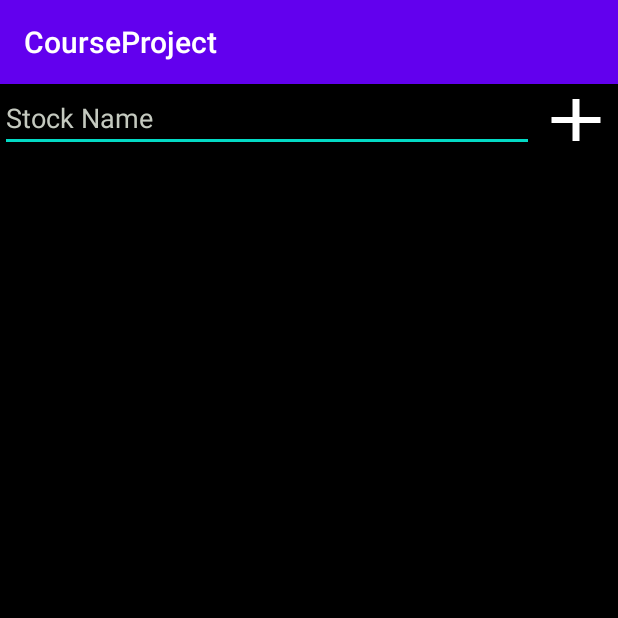
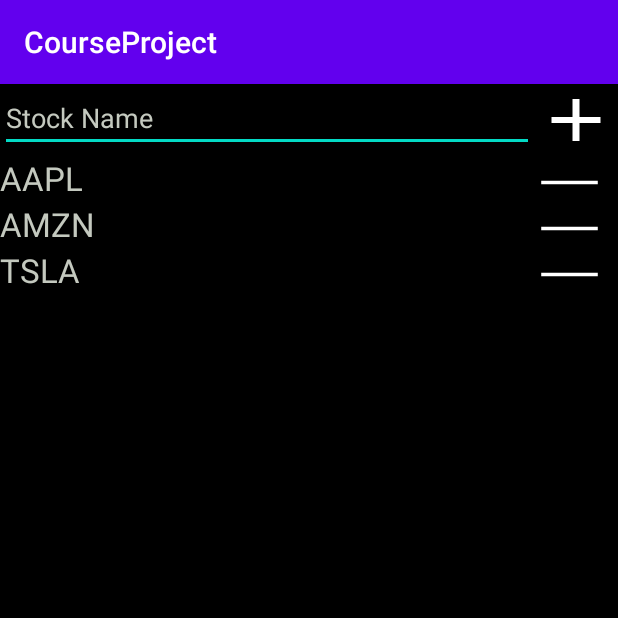
Before and after one commit to DMIT2504/dmit2504-e01-spring2020term-courseproject-Kononenkomg, an Android app: the screen it shows after launch (AddDeleteStocks), after a tap on an icon or button, on a phone screen of 412 x 824 dp, the top half of it. Run offline under Robolectric (Android 15) with nearby library versions, the phone set to English and light mode, and no system bars; 1 statement that could not run was skipped.

Commit message:
populate list view with a button

```diff
--- a/CourseProjectMaksymKononenko/app/src/main/java/ca/nait/dmit2504/courseproject/DbConnection.java
+++ b/CourseProjectMaksymKononenko/app/src/main/java/ca/nait/dmit2504/courseproject/DbConnection.java
@@ -11,7 +11,7 @@ import java.util.List;
 
 class DbConnection extends SQLiteOpenHelper {
     private static final String DATABASE_NAME = ".db";
-    private static final int DATABASE_VERSION = 2;
+    private static final int DATABASE_VERSION = 3;
     private static final String TABLE_STOCKS = "stocks";
     private static final String COLUMN_STOCK_NAME = "stock_name";
 
@@ -19,7 +19,7 @@ class DbConnection extends SQLiteOpenHelper {
         super(context, DATABASE_NAME, null, DATABASE_VERSION);
     }
 
-//    private List<String> baseStocks = new ArrayList<String>();
+    private List<String> baseStocks = new ArrayList<String>();
 
     @Override
     public void onCreate(final SQLiteDatabase db) {
@@ -28,15 +28,15 @@ class DbConnection extends SQLiteOpenHelper {
                 + "(_id INTEGER PRIMARY KEY, "
                 + COLUMN_STOCK_NAME + " TEXT);");
 
-//        baseStocks.add("AAPL");
-//        baseStocks.add("AMZN");
-//        baseStocks.add("TSLA");
-//
-//        for (String stockName : baseStocks){
-//            ContentValues values = new ContentValues();
-//            values.put(COLUMN_STOCK_NAME, stockName);
-//            db.insert(TABLE_STOCKS, null, values);
-//        }
+        baseStocks.add("AAPL");
+        baseStocks.add("AMZN");
+        baseStocks.add("TSLA");
+
+        for (String stockName : baseStocks){
+            ContentValues values = new ContentValues();
+            values.put(COLUMN_STOCK_NAME, stockName);
+            db.insert(TABLE_STOCKS, null, values);
+        }
     }
 
     @Override
@@ -68,15 +68,28 @@ class DbConnection extends SQLiteOpenHelper {
         return db.rawQuery(queryStatement, null);
     }
 
-    public Cursor getStockByName(String stock_name) {
+    public String getStockByName(String stock_name) {
         // Create a readable database
         SQLiteDatabase db = getReadableDatabase();
         // Construct a SQL query statement
-        String queryStatement = "SELECT _id, "
-                + COLUMN_STOCK_NAME
+        String queryStatement = "SELECT _id "
                 + " FROM " + TABLE_STOCKS
-                + " WHERE stock_name = " + stock_name;
+                + " WHERE " + COLUMN_STOCK_NAME + " = '" + stock_name + "'";
         // Execute the raw query
-        return db.rawQuery(queryStatement, null);
+        Cursor cursor = db.rawQuery(queryStatement, null);
+        if (cursor.moveToFirst()){
+            String id = cursor.getString(cursor.getColumnIndex("_id"));
+            return id;
+        }else {
+            return "";
+        }
+    }
+
+    public void deleteStock(String id) {
+        SQLiteDatabase db = getReadableDatabase();
+
+        String queryStatement = "DELETE FROM " + TABLE_STOCKS
+                + " WHERE _id = " + id;
+        db.execSQL( queryStatement );
     }
 }
--- /dev/null
+++ b/CourseProjectMaksymKononenko/app/src/main/res/drawable/ic_baseline_remove_24.xml
@@ -0,0 +1,5 @@
+<vector android:height="24dp" android:tint="#FFFFFF"
+    android:viewportHeight="24" android:viewportWidth="24"
+    android:width="24dp" xmlns:android="http://schemas.android.com/apk/res/android">
+    <path android:fillColor="@android:color/white" android:pathData="M19,13H5v-2h14v2z"/>
+</vector>
--- a/CourseProjectMaksymKononenko/app/src/main/res/layout/add_delete_custom_layout.xml
+++ b/CourseProjectMaksymKononenko/app/src/main/res/layout/add_delete_custom_layout.xml
@@ -2,13 +2,20 @@
 <LinearLayout xmlns:android="http://schemas.android.com/apk/res/android"
     android:layout_width="match_parent"
     android:layout_height="match_parent"
-    android:orientation="vertical"
     android:background="@color/colorBlack">
 
     <TextView
         android:id="@+id/add_delete_custom_stock_name"
-        android:layout_width="match_parent"
+        android:layout_width="347dp"
         android:layout_height="wrap_content"
-        android:textColor="@color/colorLightGrey"/>
+        android:textColor="@color/colorLightGrey"
+        android:textSize="22dp" />
+
+    <Button
+        android:id="@+id/add_delete_custom_button"
+        android:layout_width="wrap_content"
+        android:layout_height="27dp"
+        android:layout_weight="1"
+        android:background="@drawable/ic_baseline_remove_24" />
 
 </LinearLayout>
```
Also changed, not shown: CourseProjectMaksymKononenko/app/src/main/java/ca/nait/dmit2504/courseproject/AddDeleteStocks.java (+23 -7 lines).
